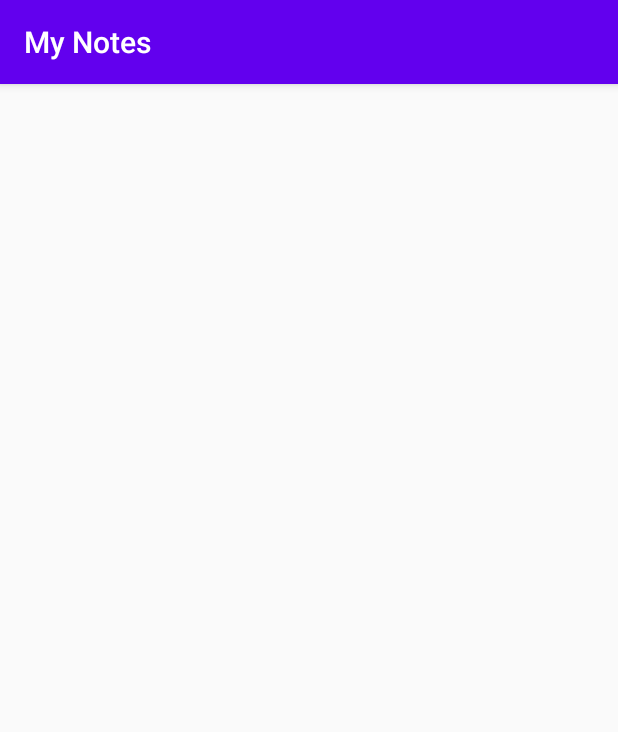
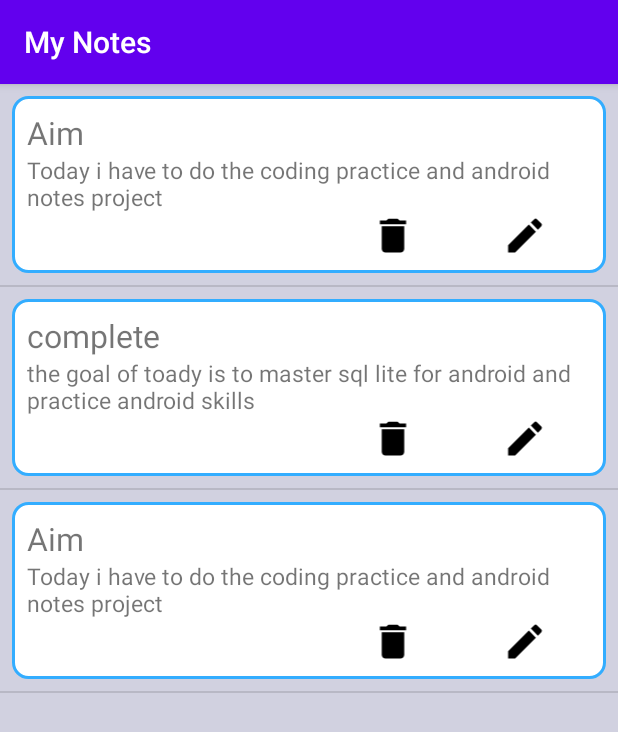
Before and after one commit to MohitpanwarO9/Notes-App, an Android app: the screen it shows after launch (MainActivity), on a phone screen of 412 x 824 dp. Shown: the top 732 px of the screen. Run offline under Robolectric (Android 15) with nearby library versions, the phone set to English and light mode, and no system bars.

Commit message:
list of notes added

```diff
--- a/app/src/main/java/com/example/mynotes/MainActivity.kt
+++ b/app/src/main/java/com/example/mynotes/MainActivity.kt
@@ -2,10 +2,62 @@ package com.example.mynotes
 
 import androidx.appcompat.app.AppCompatActivity
 import android.os.Bundle
+import android.provider.ContactsContract
+import android.view.View
+import android.view.ViewGroup
+import android.widget.BaseAdapter
+import kotlinx.android.synthetic.main.activity_main.*
+import kotlinx.android.synthetic.main.ticket.view.*
 
 class MainActivity : AppCompatActivity() {
+
+    var listNotes=ArrayList<Notes>()
+
     override fun onCreate(savedInstanceState: Bundle?) {
         super.onCreate(savedInstanceState)
         setContentView(R.layout.activity_main)
+
+        // this is dummy data
+
+        listNotes.add(Notes(1,"Aim","Today i have to do the coding practice and android notes project"))
+        listNotes.add(Notes(2,"complete","the goal of toady is to master sql lite for android and practice android skills"))
+        listNotes.add(Notes(3,"Aim","Today i have to do the coding practice and android notes project"))
+
+        var myNotesAdapter=MyNotesAdapter(listNotes)
+            notes_list.adapter=myNotesAdapter
     }
+
+
+    inner class MyNotesAdapter:BaseAdapter{
+            var listNotesAdapter=ArrayList<Notes>()
+        constructor(listNotesAdapter:ArrayList<Notes>):super(){
+            this.listNotesAdapter=listNotesAdapter
+        }
+
+        override fun getView(position: Int, convertView: View?, parent: ViewGroup?): View {
+            var myView=layoutInflater.inflate(R.layout.ticket,null)
+            var myNotes=listNotesAdapter[position]
+
+            //inisiliazing the listView with ticket
+            myView.ticket_title.text=myNotes.noteTitle
+            myView.ticket_des.text=myNotes.noteDes
+
+            return myView
+        }
+
+        override fun getItem(position: Int): Any {
+           return listNotesAdapter[position]
+        }
+
+        override fun getItemId(position: Int): Long {
+            return position.toLong()
+        }
+
+        override fun getCount(): Int {
+            return listNotesAdapter.size
+        }
+
+
+    }
+
 }
--- /dev/null
+++ b/app/src/main/java/com/example/mynotes/Notes.kt
@@ -0,0 +1,13 @@
+package com.example.mynotes
+
+class Notes {
+    var noteId:Int?=null
+    var noteTitle:String?=null
+    var noteDes:String?=null
+
+    constructor(noteId:Int , noteTitle:String , noteDes:String){
+        this.noteId=noteId
+        this.noteTitle=noteTitle
+        this.noteDes=noteDes
+    }
+}
--- /dev/null
+++ b/app/src/main/res/drawable/ic_delete.xml
@@ -0,0 +1,9 @@
+<vector xmlns:android="http://schemas.android.com/apk/res/android"
+    android:width="24dp"
+    android:height="24dp"
+    android:viewportWidth="24"
+    android:viewportHeight="24">
+  <path
+      android:pathData="M6,19c0,1.1 0.9,2 2,2h8c1.1,0 2,-0.9 2,-2V7H6v12zM19,4h-3.5l-1,-1h-5l-1,1H5v2h14V4z"
+      android:fillColor="#000000"/>
+</vector>
--- /dev/null
+++ b/app/src/main/res/drawable/ic_edit_.xml
@@ -0,0 +1,9 @@
+<vector xmlns:android="http://schemas.android.com/apk/res/android"
+    android:width="24dp"
+    android:height="24dp"
+    android:viewportWidth="24"
+    android:viewportHeight="24">
+  <path
+      android:pathData="M3,17.25V21h3.75L17.81,9.94l-3.75,-3.75L3,17.25zM20.71,7.04c0.39,-0.39 0.39,-1.02 0,-1.41l-2.34,-2.34c-0.39,-0.39 -1.02,-0.39 -1.41,0l-1.83,1.83 3.75,3.75 1.83,-1.83z"
+      android:fillColor="#000000"/>
+</vector>
--- /dev/null
+++ b/app/src/main/res/drawable/ticket_background.xml
@@ -0,0 +1,7 @@
+<?xml version="1.0" encoding="utf-8"?>
+<shape xmlns:android="http://schemas.android.com/apk/res/android"
+    android:shape="rectangle">
+    <solid android:color="@color/White"/>
+    <stroke android:color="@color/ticket_background" android:width="2dp"/>
+    <corners android:radius="10dp"/>
+</shape>
--- a/app/src/main/res/layout/activity_main.xml
+++ b/app/src/main/res/layout/activity_main.xml
@@ -10,5 +10,6 @@
     <ListView
         android:id="@+id/notes_list"
         android:layout_width="match_parent"
-        android:layout_height="match_parent" />
+        android:layout_height="match_parent"
+        android:background="@color/gray"/>
 </LinearLayout>
--- a/app/src/main/res/layout/ticket.xml
+++ b/app/src/main/res/layout/ticket.xml
@@ -1,6 +1,58 @@
 <?xml version="1.0" encoding="utf-8"?>
 <LinearLayout xmlns:android="http://schemas.android.com/apk/res/android"
-    android:orientation="vertical" android:layout_width="match_parent"
-    android:layout_height="match_parent">
+    xmlns:app="http://schemas.android.com/apk/res-auto"
+    xmlns:tools="http://schemas.android.com/tools"
+    android:layout_width="match_parent"
+    android:layout_height="wrap_content"
+    android:orientation="vertical"
+    android:background="@color/gray"
+    >
+
+    <LinearLayout
+        android:background="@drawable/ticket_background"
+        android:layout_width="match_parent"
+        android:layout_height="match_parent"
+        android:layout_margin="8dp"
+        android:orientation="vertical"
+        android:padding="10dp">
+
+        <TextView
+            android:id="@+id/ticket_title"
+            android:layout_width="match_parent"
+            android:layout_height="wrap_content"
+            android:text="Title"
+            android:textSize="21sp" />
+
+        <TextView
+            android:id="@+id/ticket_des"
+            android:layout_width="match_parent"
+            android:layout_height="wrap_content"
+            android:text="Quick six blind smart out burst. Perfectly on furniture dejection determine my
+            "
+            android:textSize="15sp" />
+
+        <LinearLayout
+            android:layout_width="match_parent"
+            android:layout_height="wrap_content"
+            android:layout_marginLeft="200dp"
+            android:orientation="horizontal">
+
+            <ImageView
+                android:id="@+id/ticket_delete"
+                android:layout_width="wrap_content"
+                android:layout_height="30dp"
+                android:layout_weight="1"
+                app:srcCompat="@drawable/ic_delete"
+                tools:ignore="VectorDrawableCompat" />
+
+            <ImageView
+                android:id="@+id/ticket_edit"
+                android:layout_width="wrap_content"
+                android:layout_height="30dp"
+                android:layout_weight="1"
+                app:srcCompat="@drawable/ic_edit_"
+                tools:ignore="VectorDrawableCompat" />
+        </LinearLayout>
+    </LinearLayout>
 
 </LinearLayout>
--- a/app/src/main/res/values/colors.xml
+++ b/app/src/main/res/values/colors.xml
@@ -3,4 +3,7 @@
     <color name="colorPrimary">#6200EE</color>
     <color name="colorPrimaryDark">#3700B3</color>
     <color name="colorAccent">#03DAC5</color>
+    <color name="ticket_background">#33adff</color>
+    <color name="White">#ffffff</color>
+    <color name="gray"> #d1d1e0</color>
 </resources>
```
